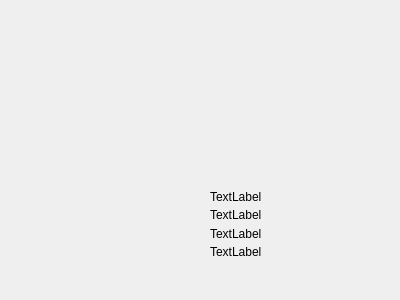
Above: src/AboutDialog.ui from soramimi/Guitar before the change. Below: the same form after it.
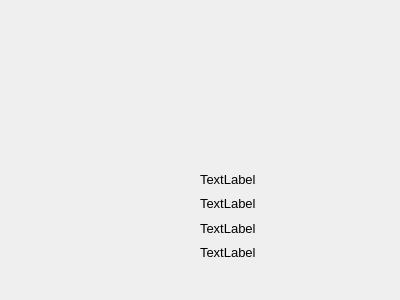
That is the form after the change.

Commit message: チェックアウトダイアログの改良

The edit to the form file:
```diff
--- a/src/AboutDialog.ui
+++ b/src/AboutDialog.ui
@@ -16,15 +16,20 @@
   <widget class="QWidget" name="layoutWidget">
    <property name="geometry">
     <rect>
-     <x>210</x>
-     <y>190</y>
-     <width>181</width>
-     <height>68</height>
+     <x>200</x>
+     <y>170</y>
+     <width>191</width>
+     <height>91</height>
     </rect>
    </property>
    <layout class="QVBoxLayout" name="verticalLayout">
     <item>
      <widget class="QLabel" name="label_title">
+      <property name="font">
+       <font>
+        <pointsize>10</pointsize>
+       </font>
+      </property>
       <property name="text">
        <string>TextLabel</string>
       </property>
@@ -32,6 +37,11 @@
     </item>
     <item>
      <widget class="QLabel" name="label_copyright">
+      <property name="font">
+       <font>
+        <pointsize>10</pointsize>
+       </font>
+      </property>
       <property name="text">
        <string>TextLabel</string>
       </property>
@@ -39,6 +49,11 @@
     </item>
     <item>
      <widget class="QLabel" name="label_twitter">
+      <property name="font">
+       <font>
+        <pointsize>10</pointsize>
+       </font>
+      </property>
       <property name="text">
        <string>TextLabel</string>
       </property>
@@ -46,6 +61,11 @@
     </item>
     <item>
      <widget class="QLabel" name="label_qt">
+      <property name="font">
+       <font>
+        <pointsize>10</pointsize>
+       </font>
+      </property>
       <property name="text">
        <string>TextLabel</string>
       </property>
```
The commit also changes 2 other files.
